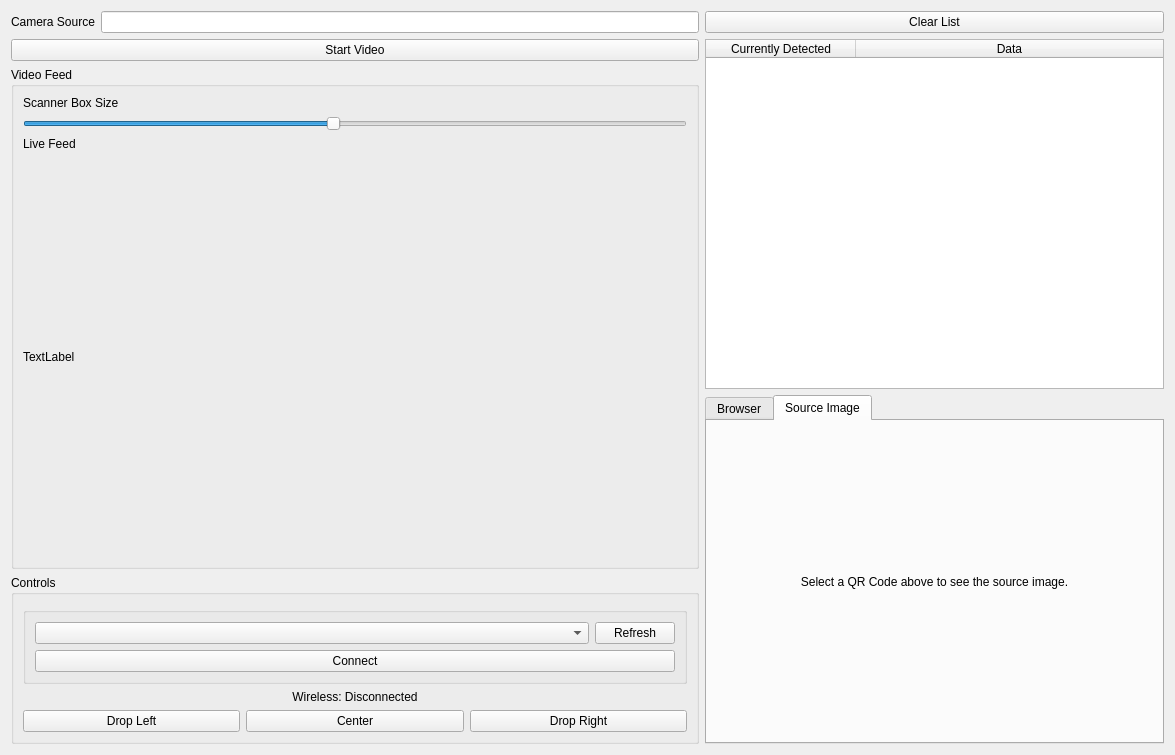
This is interface.ui in bwees/LSA_Challenge as Qt 5 draws it before an edit. The edited form follows.
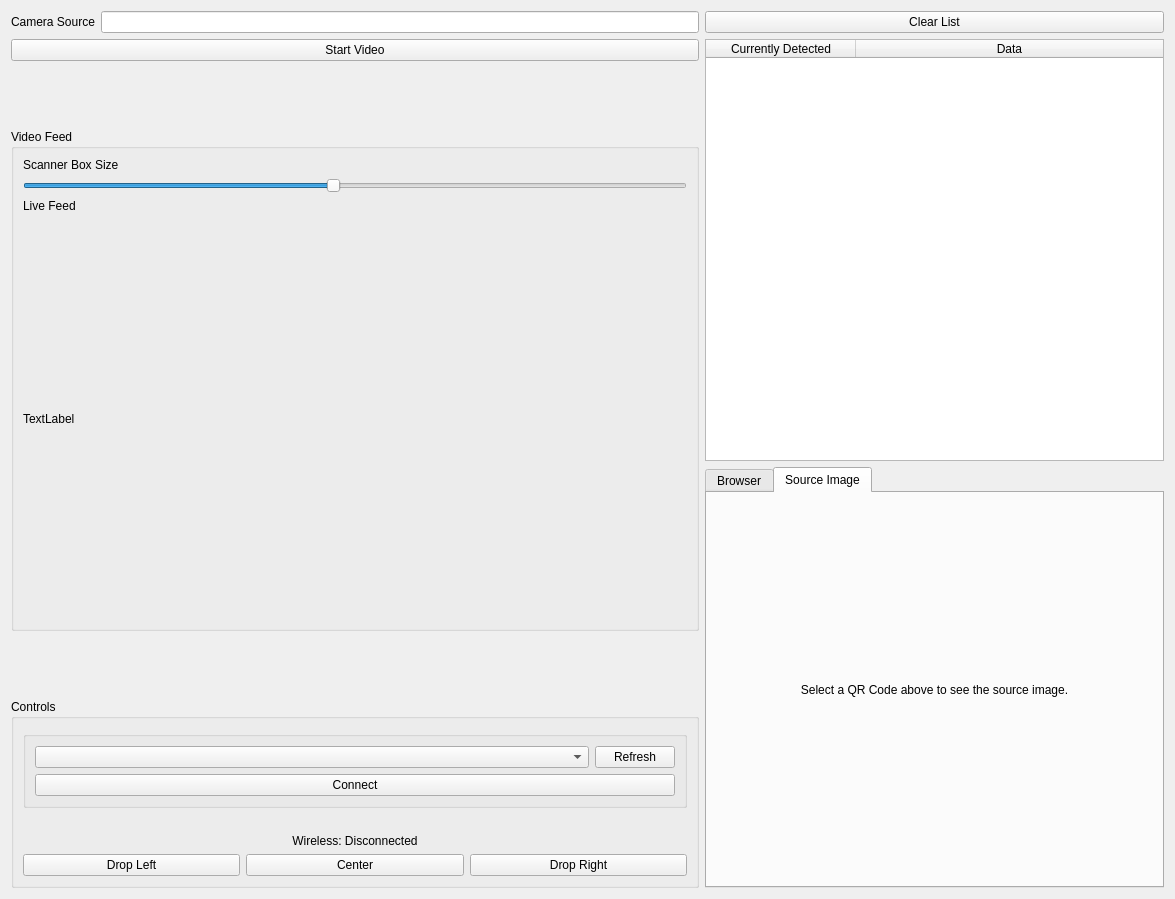
This is the edited form. Icons and pictures are not drawn.

The edit to the form file:
```diff
--- a/interface.ui
+++ b/interface.ui
@@ -7,7 +7,7 @@
     <x>0</x>
     <y>0</y>
     <width>1175</width>
-    <height>750</height>
+    <height>899</height>
    </rect>
   </property>
   <property name="windowTitle">
@@ -92,7 +92,7 @@
         <item>
          <widget class="QLabel" name="liveView">
           <property name="sizePolicy">
-           <sizepolicy hsizetype="Fixed" vsizetype="Fixed">
+           <sizepolicy hsizetype="Expanding" vsizetype="Fixed">
             <horstretch>0</horstretch>
             <verstretch>0</verstretch>
            </sizepolicy>
```
